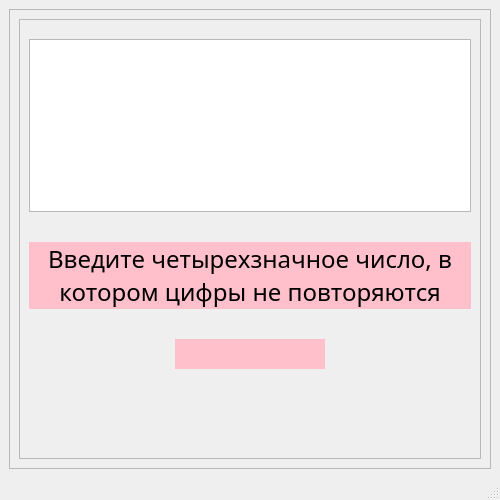
The window that ui_files/game.ui (AliyaRazyapova/bulls-and-cows) describes before a commit, drawn with Qt 5.
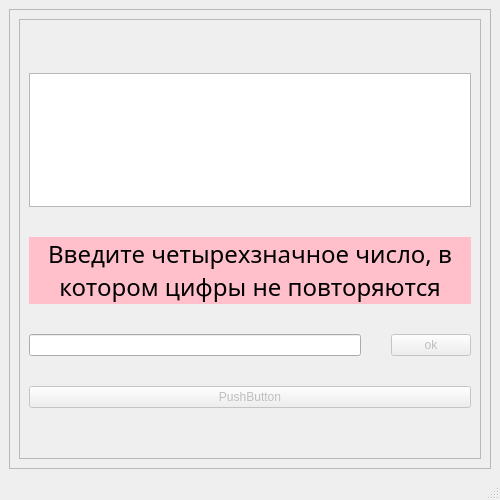
The same window after the commit.

What changed in the file:
```diff
--- a/ui_files/game.ui
+++ b/ui_files/game.ui
@@ -72,6 +72,13 @@
               </property>
              </spacer>
             </item>
+            <item>
+             <widget class="QLabel" name="instructions">
+              <property name="text">
+               <string/>
+              </property>
+             </widget>
+            </item>
             <item>
              <widget class="QTextBrowser" name="chat"/>
             </item>
@@ -101,7 +108,7 @@
              </widget>
             </item>
             <item>
-             <layout class="QHBoxLayout" name="horizontalLayout_2" stretch="0">
+             <layout class="QHBoxLayout" name="horizontalLayout_2" stretch="0,0">
               <property name="leftMargin">
                <number>0</number>
               </property>
@@ -109,38 +116,30 @@
                <number>0</number>
               </property>
               <item>
-               <widget class="QLabel" name="label_2">
-                <property name="minimumSize">
-                 <size>
-                  <width>100</width>
-                  <height>30</height>
-                 </size>
-                </property>
-                <property name="maximumSize">
-                 <size>
-                  <width>150</width>
-                  <height>30</height>
-                 </size>
-                </property>
-                <property name="font">
-                 <font>
-                  <family>Rockwell</family>
-                  <pointsize>16</pointsize>
-                 </font>
-                </property>
-                <property name="styleSheet">
-                 <string notr="true">background: pink;</string>
+               <widget class="QLineEdit" name="game_input_field"/>
+              </item>
+              <item>
+               <widget class="QPushButton" name="game_input_ok">
+                <property name="enabled">
+                 <bool>false</bool>
                 </property>
                 <property name="text">
-                 <string/>
-                </property>
-                <property name="alignment">
-                 <set>Qt::AlignCenter</set>
+                 <string>ok</string>
                 </property>
                </widget>
               </item>
              </layout>
             </item>
+            <item>
+             <widget class="QPushButton" name="game_input_button">
+              <property name="enabled">
+               <bool>false</bool>
+              </property>
+              <property name="text">
+               <string>PushButton</string>
+              </property>
+             </widget>
+            </item>
             <item>
              <layout class="QHBoxLayout" name="horizontalLayout"/>
             </item>
```
